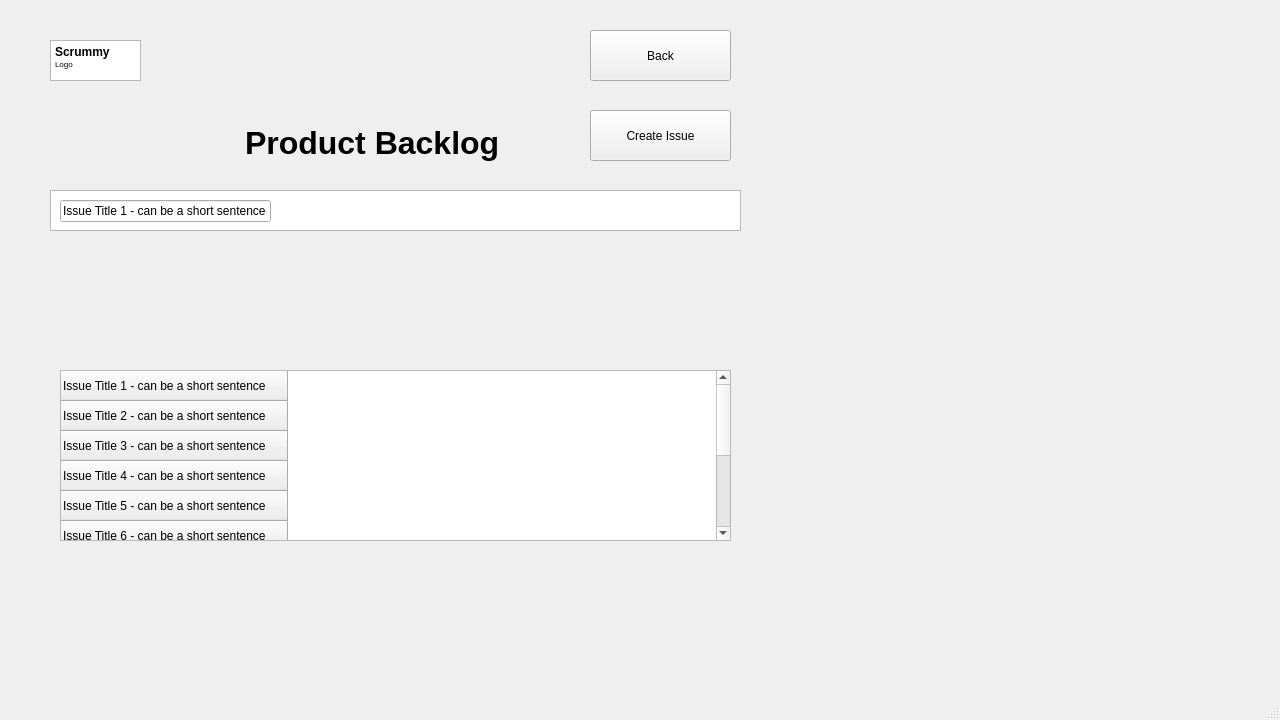
Above: code/Staging_Environment/SP23/code/SP23/backlog.ui from muazzamaqeel/Software-Project-CTS-5 before the change. Below: the same form after it.
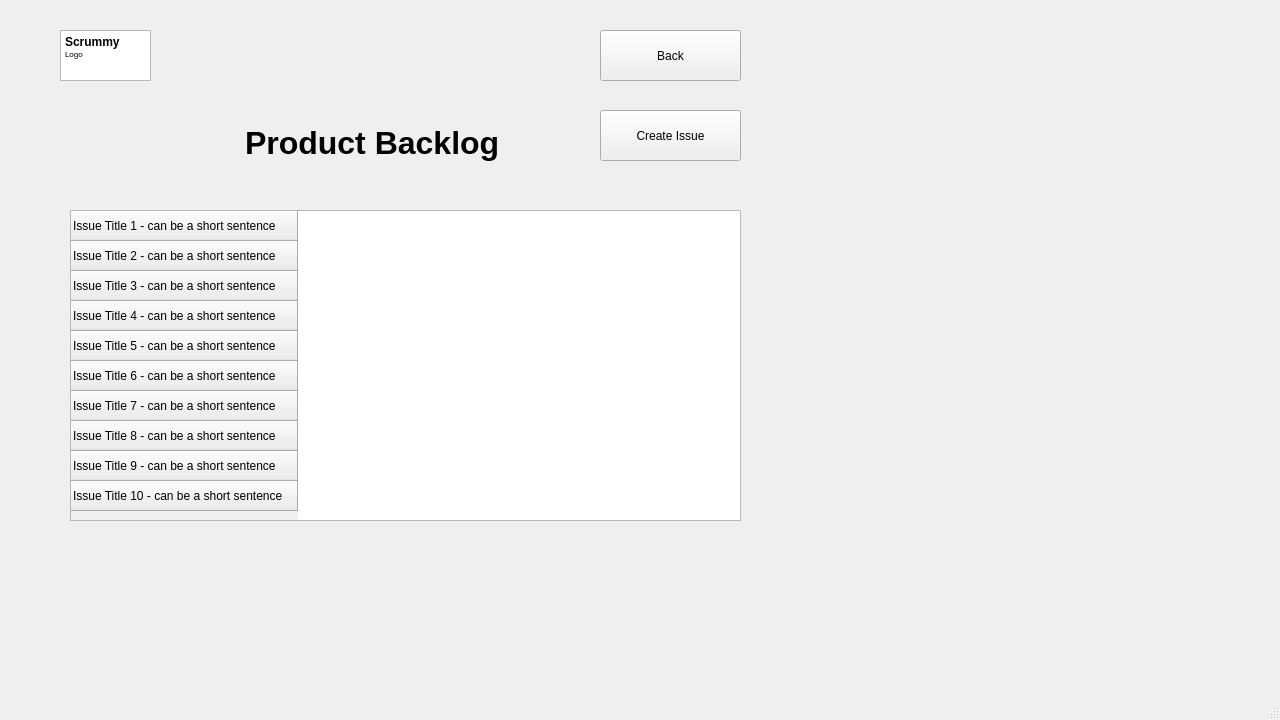
That is the form after the change.

What changed in the file:
```diff
--- a/code/Staging_Environment/SP23/code/SP23/backlog.ui
+++ b/code/Staging_Environment/SP23/code/SP23/backlog.ui
@@ -29,7 +29,7 @@
    <widget class="QPushButton" name="pushButton_2">
     <property name="geometry">
      <rect>
-      <x>590</x>
+      <x>600</x>
       <y>30</y>
       <width>141</width>
       <height>51</height>
@@ -42,7 +42,7 @@
    <widget class="QPushButton" name="pushButton">
     <property name="geometry">
      <rect>
-      <x>590</x>
+      <x>600</x>
       <y>110</y>
       <width>141</width>
       <height>51</height>
@@ -52,23 +52,13 @@
      <string>Create Issue</string>
     </property>
    </widget>
-   <widget class="QTableView" name="tableView_9">
-    <property name="geometry">
-     <rect>
-      <x>50</x>
-      <y>190</y>
-      <width>691</width>
-      <height>41</height>
-     </rect>
-    </property>
-   </widget>
    <widget class="QTableWidget" name="tableWidget">
     <property name="geometry">
      <rect>
-      <x>60</x>
-      <y>370</y>
+      <x>70</x>
+      <y>210</y>
       <width>671</width>
-      <height>171</height>
+      <height>311</height>
      </rect>
     </property>
     <row>
@@ -148,26 +138,13 @@
 &lt;p style=&quot; margin-top:0px; margin-bottom:0px; margin-left:0px; margin-right:0px; -qt-block-indent:0; text-indent:0px;&quot;&gt;&lt;span style=&quot; font-size:24pt; font-weight:700; color:#000000;&quot;&gt;Product Backlog&lt;/span&gt;&lt;/p&gt;&lt;/body&gt;&lt;/html&gt;</string>
     </property>
    </widget>
-   <widget class="QLineEdit" name="lineEdit">
-    <property name="geometry">
-     <rect>
-      <x>60</x>
-      <y>200</y>
-      <width>211</width>
-      <height>22</height>
-     </rect>
-    </property>
-    <property name="text">
-     <string>Issue Title 1 - can be a short sentence</string>
-    </property>
-   </widget>
    <widget class="QTextBrowser" name="textBrowser_3">
     <property name="geometry">
      <rect>
-      <x>50</x>
-      <y>40</y>
+      <x>60</x>
+      <y>30</y>
       <width>91</width>
-      <height>41</height>
+      <height>51</height>
      </rect>
     </property>
     <property name="html">
```
Left out of the diff: 9 changed lines with no effect on the pictures.
